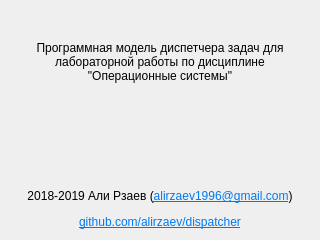
The window that gui/aboutwindow.ui (alirzaev/dispatcher) describes before a commit, drawn with Qt 5.
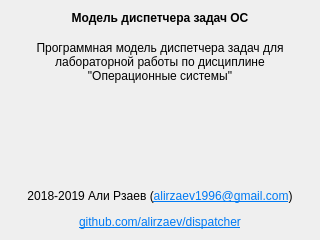
The same window after the commit.

Commit message:
Добавил ID ревизии в окно "О программе"
Если git не установлен, то ID ревизии устанавливается в UNKNOWN

```diff
--- a/gui/aboutwindow.ui
+++ b/gui/aboutwindow.ui
@@ -28,7 +28,7 @@
         </font>
        </property>
        <property name="text">
-        <string/>
+        <string>Модель диспетчера задач ОС</string>
        </property>
        <property name="alignment">
         <set>Qt::AlignCenter</set>
```
Left out of the diff: 20 changed lines with no effect on the pictures. The commit also changes 3 other files.
